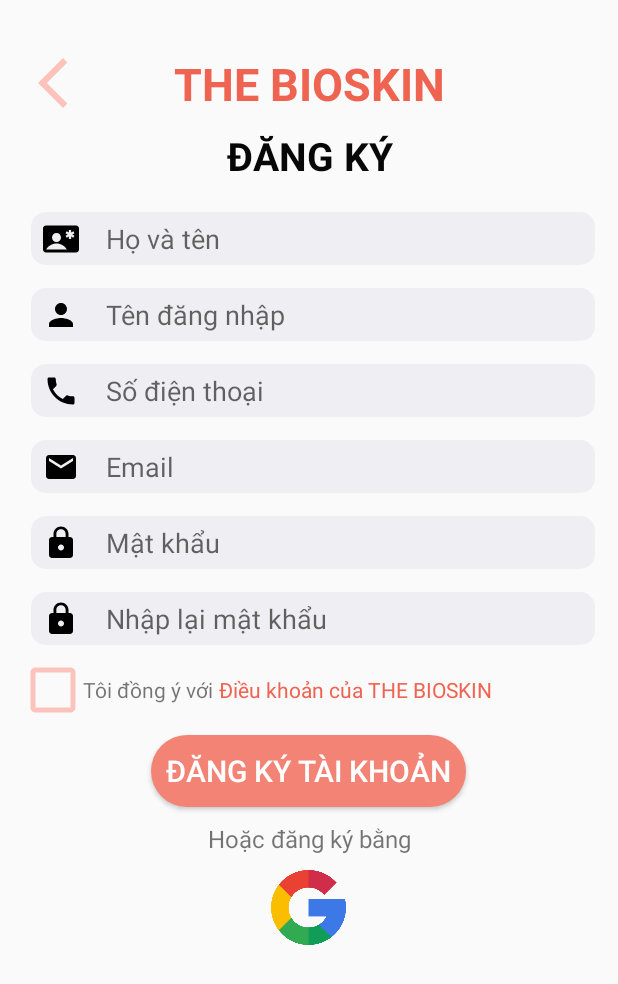
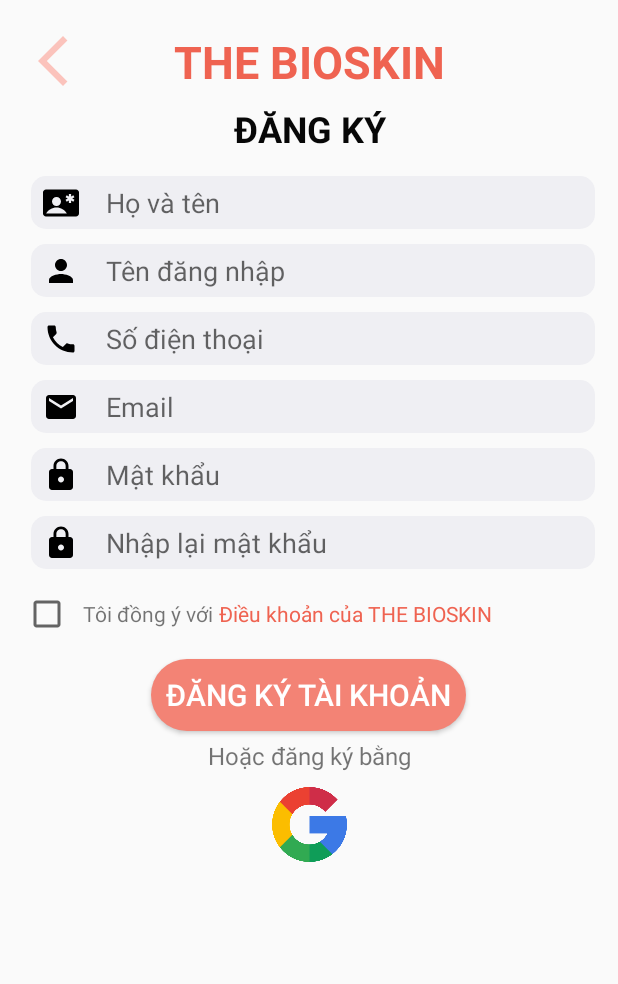
Before and after one commit to The-Bioskin/TheBioskinApp, an Android app: the layout activity_signup.xml on its own in the app's theme, with its tools: preview values and no code run, on a phone screen of 412 x 824 dp. Shown: the top 984 px of the screen. Run offline under Robolectric (Android 15) with nearby library versions, the phone set to English and light mode, and no system bars.

Commit message:
fix sign up interface again

```diff
--- a/app/src/main/res/layout/activity_show_product_detail.xml
+++ b/app/src/main/res/layout/activity_show_product_detail.xml
@@ -17,7 +17,7 @@
             android:layout_height="match_parent"
             tools:ignore="MissingConstraints"
             android:orientation="vertical"
-            android:layout_marginBottom="20dp">
+            android:layout_marginBottom="19dp">
             <androidx.constraintlayout.widget.ConstraintLayout
                 android:layout_width="match_parent"
                 android:layout_height="wrap_content">
@@ -310,6 +310,10 @@
                 android:orientation="horizontal"
                 android:layout_marginTop="10dp"
                 android:padding="15dp">
+                <androidx.constraintlayout.widget.ConstraintLayout
+                    android:layout_width="match_parent"
+                    android:layout_height="wrap_content"
+                    android:id="@+id/cl_0">
                     <Button
                         android:id="@+id/btn_AddtoCart"
                         android:layout_width="wrap_content"
@@ -319,7 +323,8 @@
                         android:textColor="#EF6351"
                         android:background="@drawable/item_corner4"
                         android:paddingLeft="5dp"
-                    android:paddingRight="5dp"/>
+                        android:paddingRight="5dp"
+                        app:layout_constraintLeft_toLeftOf="@+id/cl_0"/>
                     <Button
                         android:id="@+id/btn_BuyNow"
                         android:layout_width="wrap_content"
@@ -330,8 +335,9 @@
                         android:background="@drawable/item_corner3"
                         android:paddingLeft="10dp"
                         android:paddingRight="10dp"
-                    android:layout_marginLeft="80dp"/>
-
+                        android:layout_marginLeft="80dp"
+                        app:layout_constraintRight_toRightOf="@id/cl_0"/>
+                </androidx.constraintlayout.widget.ConstraintLayout>
             </LinearLayout>
         </LinearLayout>
     </ScrollView>
--- a/app/src/main/res/layout/activity_signup.xml
+++ b/app/src/main/res/layout/activity_signup.xml
@@ -6,6 +6,10 @@
     android:layout_height="match_parent"
     tools:context=".Signup"
     android:padding="15dp">
+    <ScrollView
+        android:layout_width="match_parent"
+        android:layout_height="match_parent"
+        android:layout_marginBottom="5dp">
         <LinearLayout
             android:layout_width="match_parent"
             android:layout_height="match_parent"
@@ -13,7 +17,7 @@
             android:orientation="vertical"
             app:layout_constraintStart_toStartOf="parent"
             app:layout_constraintEnd_toEndOf="parent"
-        android:layout_marginTop="20dp">
+            android:layout_marginTop="5dp">
             <androidx.constraintlayout.widget.ConstraintLayout
                 android:layout_width="match_parent"
                 android:layout_height="wrap_content">
@@ -38,16 +42,16 @@
             <TextView
                 android:layout_width="match_parent"
                 android:layout_height="wrap_content"
-            android:textSize="26sp"
+                android:textSize="24sp"
                 android:text="ĐĂNG KÝ"
                 android:gravity="center"
                 android:textStyle="bold"
                 android:textColor="#070707"
-            android:layout_marginTop="10dp"/>
+                android:layout_marginTop="8dp"/>
             <androidx.constraintlayout.widget.ConstraintLayout
                 android:layout_width="match_parent"
                 android:layout_height="wrap_content"
-            android:layout_marginTop="20sp">
+                android:layout_marginTop="15sp">
                 <EditText
                     android:id="@+id/edt_FullnameInput"
                     android:layout_width="match_parent"
@@ -70,7 +74,7 @@
             <androidx.constraintlayout.widget.ConstraintLayout
                 android:layout_width="match_parent"
                 android:layout_height="wrap_content"
-            android:layout_marginTop="15dp">
+                android:layout_marginTop="10dp">
                 <EditText
                     android:id="@+id/edt_UsernameInput"
                     android:layout_width="match_parent"
@@ -93,7 +97,7 @@
             <androidx.constraintlayout.widget.ConstraintLayout
                 android:layout_width="match_parent"
                 android:layout_height="wrap_content"
-            android:layout_marginTop="15dp">
+                android:layout_marginTop="10dp">
                 <EditText
                     android:id="@+id/edt_PhoneNumberInput"
                     android:layout_width="match_parent"
@@ -116,7 +120,7 @@
             <androidx.constraintlayout.widget.ConstraintLayout
                 android:layout_width="match_parent"
                 android:layout_height="wrap_content"
-            android:layout_marginTop="15dp">
+                android:layout_marginTop="10dp">
                 <EditText
                     android:id="@+id/edt_EmailInput"
                     android:layout_width="match_parent"
@@ -139,7 +143,7 @@
             <androidx.constraintlayout.widget.ConstraintLayout
                 android:layout_width="match_parent"
                 android:layout_height="wrap_content"
-            android:layout_marginTop="15dp">
+                android:layout_marginTop="10dp">
                 <EditText
                     android:id="@+id/edt_PasswordInput"
                     android:layout_width="match_parent"
@@ -162,7 +166,7 @@
             <androidx.constraintlayout.widget.ConstraintLayout
                 android:layout_width="match_parent"
                 android:layout_height="wrap_content"
-            android:layout_marginTop="15dp">
+                android:layout_marginTop="10dp">
                 <EditText
                     android:id="@+id/edt_PasswordInputAgain"
                     android:layout_width="match_parent"
@@ -187,12 +191,11 @@
                 android:layout_height="wrap_content"
                 android:orientation="horizontal"
                 android:layout_marginTop="10dp">
-            <Button
-                android:id="@+id/btn_Check"
+                <CheckBox
+                    android:id="@+id/ckb_Check"
                     android:layout_width="40dp"
                     android:layout_height="40dp"
-                android:background="@drawable/ic_check_box"
-                android:backgroundTint="#FBC3BC"/>
+                    android:backgroundTint="#FBC3BC" />
                 <TextView
                     android:layout_width="wrap_content"
                     android:layout_height="wrap_content"
@@ -215,7 +218,12 @@
                 android:textSize="20sp"
                 android:layout_marginTop="10dp"
                 android:padding="10dp"/>
+            <androidx.constraintlayout.widget.ConstraintLayout
+                android:layout_width="match_parent"
+                android:layout_height="wrap_content"
+                android:layout_marginTop="5dp">
                 <TextView
+                    android:id="@+id/txt_Option"
                     android:layout_width="match_parent"
                     android:layout_height="wrap_content"
                     android:layout_marginTop="10dp"
@@ -228,8 +236,12 @@
                     android:layout_height="50dp"
                     android:layout_gravity="center"
                     android:src="@drawable/ic_google"
-            android:layout_marginTop="10dp"/>
+                    android:layout_marginTop="10dp"
+                    app:layout_constraintLeft_toLeftOf="parent"
+                    app:layout_constraintRight_toRightOf="parent"
+                    app:layout_constraintTop_toBottomOf="@id/txt_Option"/>
+            </androidx.constraintlayout.widget.ConstraintLayout>
 
         </LinearLayout>
-
+    </ScrollView>
 </androidx.constraintlayout.widget.ConstraintLayout>
```
Lines whose indentation alone changed are shown as unchanged.
